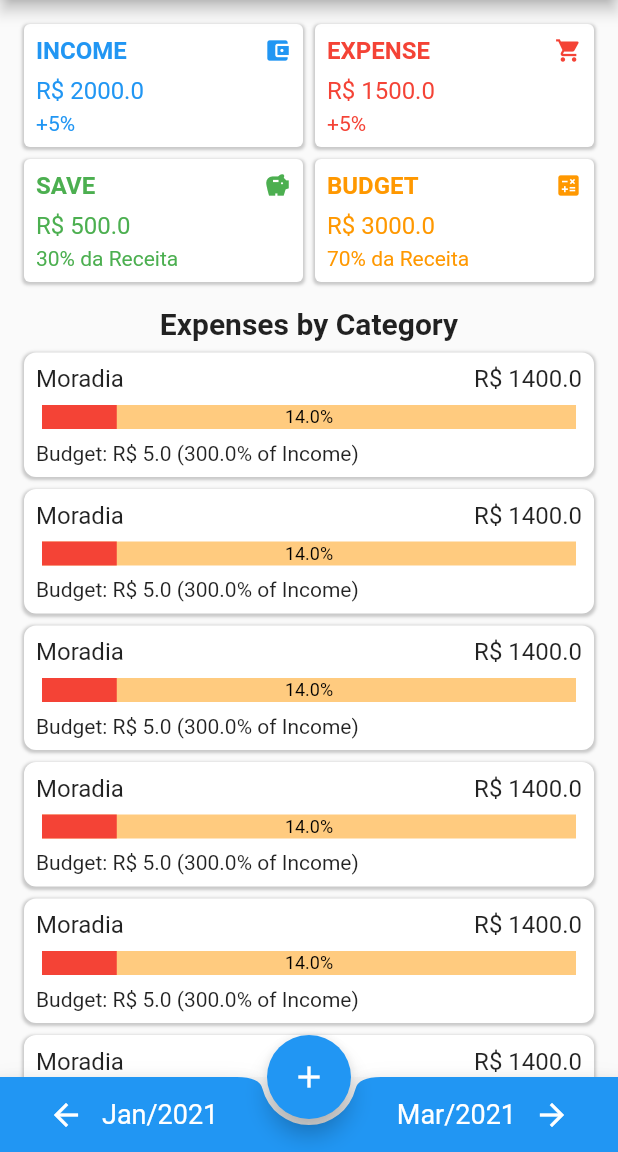
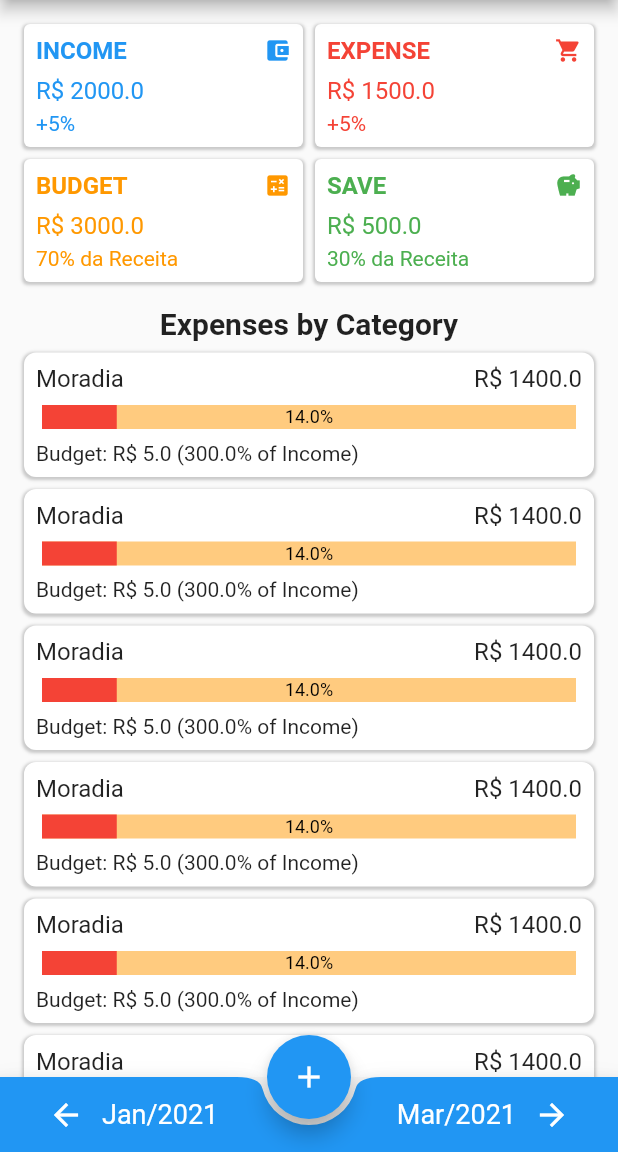
Before and after one commit to hebertjulio/mesames, a Flutter app: the screen it shows after launch, on a phone screen of 412 x 824 dp, the part 84-1236 px from its top. Run offline on Flutter 3.47's test engine with Material 2 defaults, Android fonts, the phone set to English and light mode, and no system bars; drawn by our look-alikes of percent_indicator.

Commit message:
Altera ordem das caixas de visão geral

```diff
--- a/lib/components/overview.dart
+++ b/lib/components/overview.dart
@@ -38,11 +38,11 @@ class Overview extends StatelessWidget {
           child: Row(
             mainAxisAlignment: MainAxisAlignment.spaceBetween,
             children: [
+              _OverviewItem('BUDGET', this._budgetData, Colors.orange,
+                  Icons.calculate, () {}),
+              SizedBox(width: 8),
               _OverviewItem(
                   'SAVE', this._saveData, Colors.green, Icons.savings, () {}),
-              SizedBox(width: 8),
-              _OverviewItem('BUDGET', this._budgetData, Colors.orange,
-                  Icons.calculate, () {}),
             ],
           ),
         ),
```
